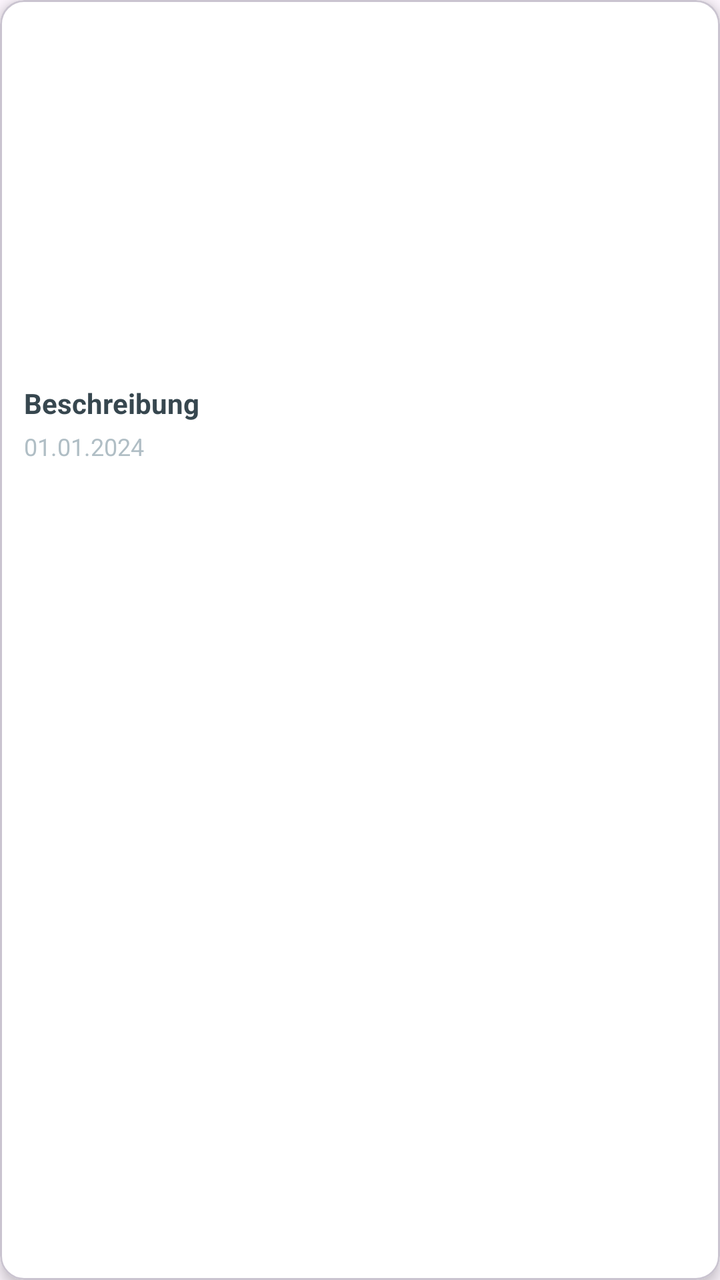
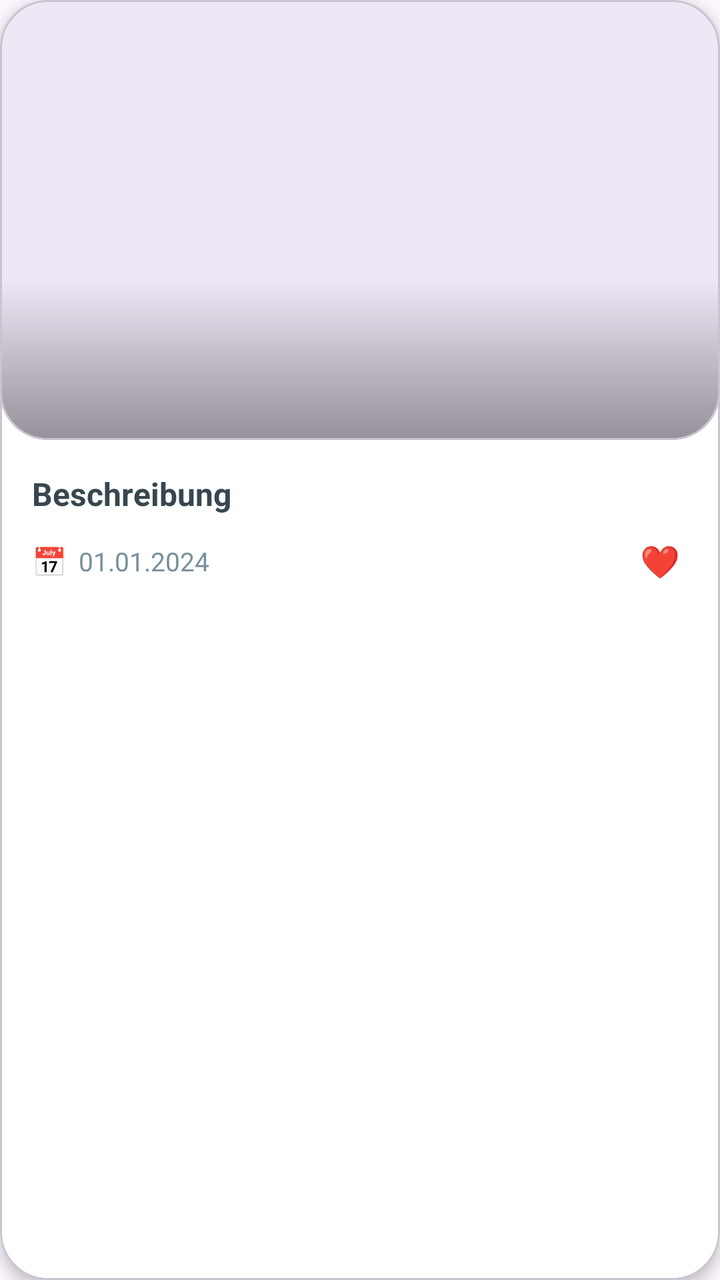

The first picture is an Android layout as it rendered before a commit; the second is the same layout after the commit. The layout source and the unified diff follow.
<!-- AndroidManifest.xml: application theme Theme.MeinTagebuch -->
<!-- res/layout/item_photo.xml -->
<?xml version="1.0" encoding="utf-8"?>
<com.google.android.material.card.MaterialCardView
    xmlns:android="http://schemas.android.com/apk/res/android"
    xmlns:app="http://schemas.android.com/apk/res-auto"
    android:layout_width="match_parent"
    android:layout_height="wrap_content"
    android:layout_margin="4dp"
    app:cardCornerRadius="12dp"
    app:cardElevation="4dp"
    android:backgroundTint="@color/card_background">

    <LinearLayout
        android:layout_width="match_parent"
        android:layout_height="wrap_content"
        android:orientation="vertical">

        <ImageView
            android:id="@+id/photoImage"
            android:layout_width="match_parent"
            android:layout_height="180dp"
            android:scaleType="centerCrop"
            android:contentDescription="Photo"/>

        <LinearLayout
            android:layout_width="match_parent"
            android:layout_height="wrap_content"
            android:orientation="vertical"
            android:padding="12dp">

            <TextView
                android:id="@+id/photoDescription"
                android:layout_width="match_parent"
                android:layout_height="wrap_content"
                android:text="Beschreibung"
                android:textSize="14sp"
                android:textStyle="bold"
                android:textColor="@color/primary_text"
                android:maxLines="2"
                android:ellipsize="end"/>

            <TextView
                android:id="@+id/photoDate"
                android:layout_width="wrap_content"
                android:layout_height="wrap_content"
                android:text="01.01.2024"
                android:textSize="12sp"
                android:textColor="@color/date_text"
                android:layout_marginTop="4dp"/>

        </LinearLayout>

    </LinearLayout>

</com.google.android.material.card.MaterialCardView>
<!-- resources referenced by this layout -->
<resources>
  <color name="card_background">#FFFFFF</color>
  <color name="date_text">#B0BEC5</color>
  <color name="primary_text">#37474F</color>
  <style name="Theme.MeinTagebuch" parent="Base.Theme.MeinTagebuch" />
  <style name="Base.Theme.MeinTagebuch" parent="Theme.Material3.DayNight.NoActionBar">
          
          
      </style>
</resources>

<!-- the commit's change to res/layout/item_photo.xml (unified diff, before → after) -->
@@ -4,8 +4,8 @@
     xmlns:app="http://schemas.android.com/apk/res-auto"
     android:layout_width="match_parent"
     android:layout_height="wrap_content"
-    android:layout_margin="4dp"
-    app:cardCornerRadius="12dp"
+    android:layout_margin="8dp"
+    app:cardCornerRadius="24dp"
     app:cardElevation="4dp"
     android:backgroundTint="@color/card_background">
 
@@ -14,38 +14,80 @@
         android:layout_height="wrap_content"
         android:orientation="vertical">
 
-        <ImageView
-            android:id="@+id/photoImage"
+        
+        <com.google.android.material.card.MaterialCardView
             android:layout_width="match_parent"
-            android:layout_height="180dp"
-            android:scaleType="centerCrop"
-            android:contentDescription="Photo"/>
+            android:layout_height="wrap_content"
+            app:cardCornerRadius="24dp"
+            app:cardElevation="0dp">
 
+            <ImageView
+                android:id="@+id/photoImage"
+                android:layout_width="match_parent"
+                android:layout_height="220dp"
+                android:scaleType="centerCrop"
+                android:contentDescription="Photo"/>
+
+            
+            <View
+                android:layout_width="match_parent"
+                android:layout_height="80dp"
+                android:layout_gravity="bottom"
+                android:background="@drawable/gradient_overlay"/>
+
+        </com.google.android.material.card.MaterialCardView>
+
+        
         <LinearLayout
             android:layout_width="match_parent"
             android:layout_height="wrap_content"
             android:orientation="vertical"
-            android:padding="12dp">
+            android:padding="16dp">
 
             <TextView
                 android:id="@+id/photoDescription"
                 android:layout_width="match_parent"
                 android:layout_height="wrap_content"
                 android:text="Beschreibung"
-                android:textSize="14sp"
+                android:textSize="16sp"
                 android:textStyle="bold"
                 android:textColor="@color/primary_text"
                 android:maxLines="2"
-                android:ellipsize="end"/>
+                android:ellipsize="end"
+                android:lineSpacingExtra="2dp"/>
 
-            <TextView
-                android:id="@+id/photoDate"
-                android:layout_width="wrap_content"
+            <LinearLayout
+                android:layout_width="match_parent"
                 android:layout_height="wrap_content"
-                android:text="01.01.2024"
-                android:textSize="12sp"
-                android:textColor="@color/date_text"
-                android:layout_marginTop="4dp"/>
+                android:orientation="horizontal"
+                android:gravity="center_vertical"
+                android:layout_marginTop="8dp">
+
+                <TextView
+                    android:layout_width="wrap_content"
+                    android:layout_height="wrap_content"
+                    android:text="📅"
+                    android:textSize="14sp"
+                    android:layout_marginEnd="6dp"/>
+
+                <TextView
+                    android:id="@+id/photoDate"
+                    android:layout_width="0dp"
+                    android:layout_height="wrap_content"
+                    android:layout_weight="1"
+                    android:text="01.01.2024"
+                    android:textSize="13sp"
+                    android:textColor="@color/secondary_text"/>
+
+                
+                <TextView
+                    android:layout_width="wrap_content"
+                    android:layout_height="wrap_content"
+                    android:text="❤️"
+                    android:textSize="16sp"
+                    android:padding="4dp"/>
+
+            </LinearLayout>
 
         </LinearLayout>
 
<!-- resource entries referenced after the edit -->
@@ -1,8 +1,18 @@
 <!-- resources referenced by this layout -->
 <resources>
   <color name="card_background">#FFFFFF</color>
-  <color name="date_text">#B0BEC5</color>
   <color name="primary_text">#37474F</color>
+  <color name="secondary_text">#78909C</color>
+  <!-- drawable gradient_overlay (drawable) -->
+  <?xml version="1.0" encoding="utf-8"?>
+  <shape xmlns:android="http://schemas.android.com/apk/res/android">
+      <gradient
+          android:angle="270"
+          android:startColor="#00000000"
+          android:endColor="#60000000"/>
+  </shape>
+  
+  
   <style name="Theme.MeinTagebuch" parent="Base.Theme.MeinTagebuch" />
   <style name="Base.Theme.MeinTagebuch" parent="Theme.Material3.DayNight.NoActionBar">
           
